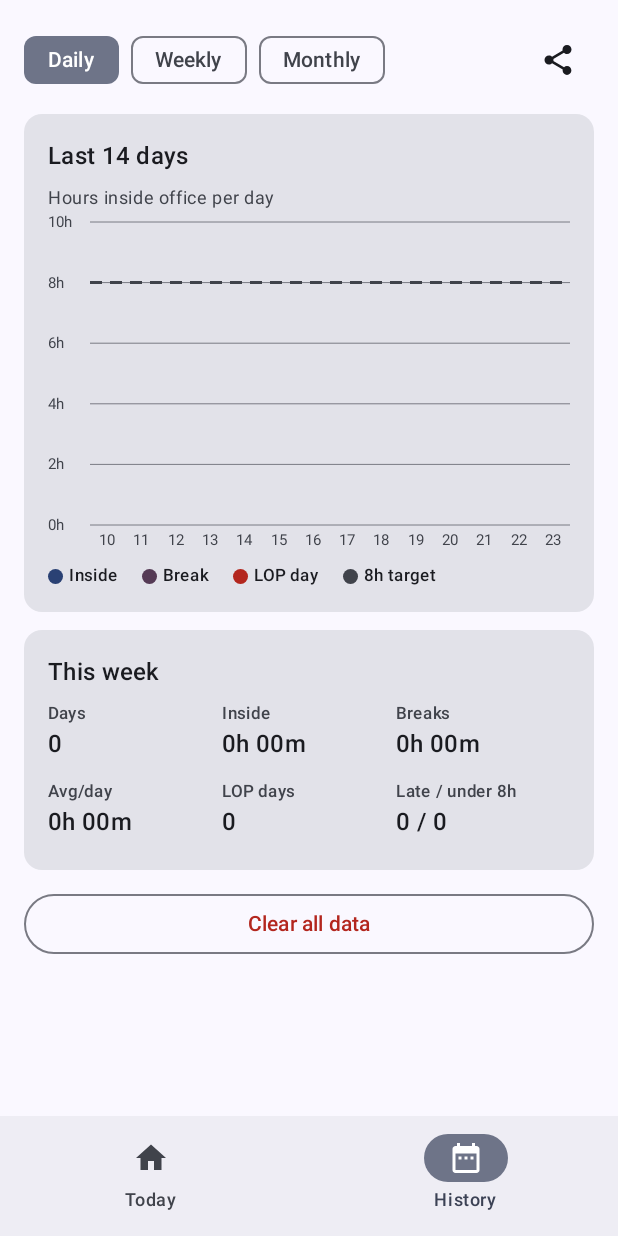
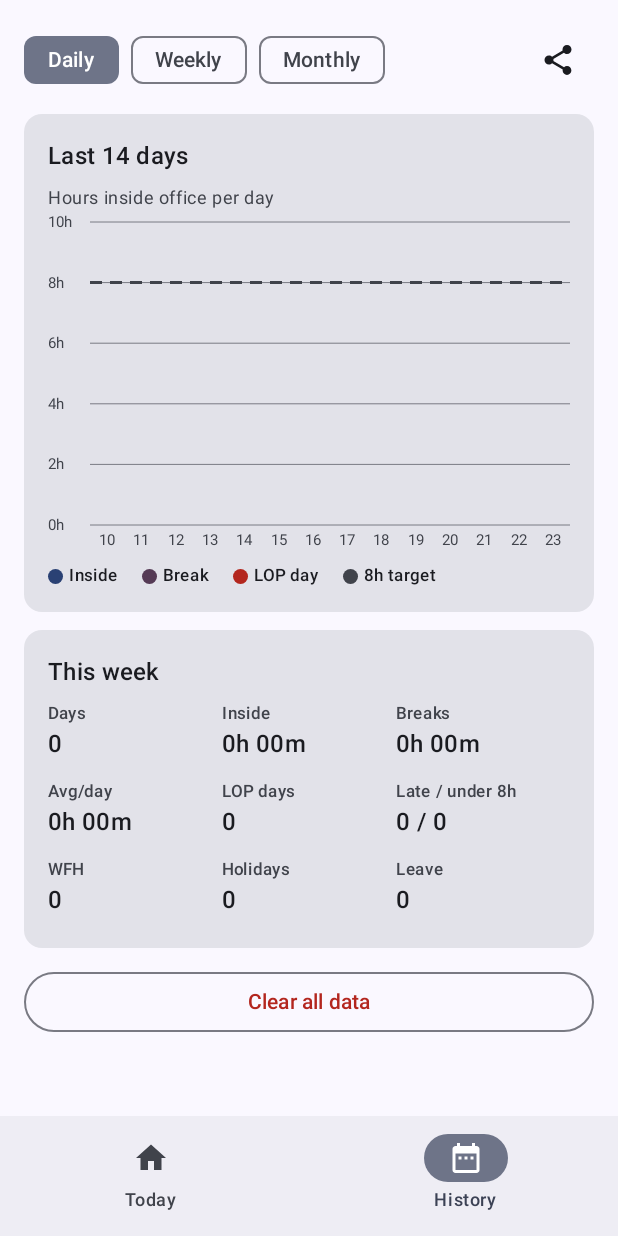
Before and after one commit to gkgsiva/tracker, an Android app built with Jetpack Compose: the screen it shows after launch (MainActivity), item 2 of the bottom bar chosen, on a phone screen of 412 x 824 dp. Run offline under Robolectric (Android 15) with nearby library versions, the phone set to English and light mode, and no system bars; our stand-ins replace Room's generated code.

Commit message:
Add Holiday and On leave day types
Days now have a type (Office, WFH, Holiday, On leave) instead of a WFH
flag; DB v4 migrates existing WFH days. Holiday and leave days need no
login, are never LOP and are counted separately in History, the totals
and shared reports.

Co-Authored-By: Claude Opus 5.5 (1M context) <noreply@anthropic.com>
Claude-Session: https://claude.ai/code/session_01Lp136no5xCLgL2Nuw7NZEz

```diff
--- a/app/src/main/java/com/gkgsiva/tracker/data/AppDatabase.kt
+++ b/app/src/main/java/com/gkgsiva/tracker/data/AppDatabase.kt
@@ -7,7 +7,7 @@ import androidx.room.RoomDatabase
 import androidx.room.migration.Migration
 import androidx.sqlite.db.SupportSQLiteDatabase
 
-@Database(entities = [PunchEntity::class, DayEntity::class], version = 3)
+@Database(entities = [PunchEntity::class, DayEntity::class], version = 4)
 abstract class AppDatabase : RoomDatabase() {
     abstract fun punchDao(): PunchDao
 
@@ -26,11 +26,24 @@ abstract class AppDatabase : RoomDatabase() {
             }
         }
 
+        /** Replaces the WFH flag with a day type (OFFICE, WFH, HOLIDAY, LEAVE). */
+        private val MIGRATION_3_4 = object : Migration(3, 4) {
+            override fun migrate(db: SupportSQLiteDatabase) {
+                db.execSQL("CREATE TABLE days_new (epochDay INTEGER NOT NULL, type TEXT NOT NULL, PRIMARY KEY(epochDay))")
+                db.execSQL(
+                    "INSERT INTO days_new (epochDay, type) " +
+                        "SELECT epochDay, CASE WHEN isWfh = 1 THEN 'WFH' ELSE 'OFFICE' END FROM days"
+                )
+                db.execSQL("DROP TABLE days")
+                db.execSQL("ALTER TABLE days_new RENAME TO days")
+            }
+        }
+
         @Volatile private var instance: AppDatabase? = null
 
         fun get(context: Context): AppDatabase = instance ?: synchronized(this) {
             instance ?: Room.databaseBuilder(context.applicationContext, AppDatabase::class.java, "tracker.db")
-                .addMigrations(MIGRATION_1_2, MIGRATION_2_3)
+                .addMigrations(MIGRATION_1_2, MIGRATION_2_3, MIGRATION_3_4)
                 .build()
                 .also { instance = it }
         }
--- a/app/src/main/java/com/gkgsiva/tracker/data/DayEntity.kt
+++ b/app/src/main/java/com/gkgsiva/tracker/data/DayEntity.kt
@@ -3,9 +3,10 @@ package com.gkgsiva.tracker.data
 import androidx.room.Entity
 import androidx.room.PrimaryKey
 
-/** Per-day settings. Only days marked work-from-home have a row. */
+/** Per-day settings. Days without a row are normal office days. */
 @Entity(tableName = "days")
 data class DayEntity(
     @PrimaryKey val epochDay: Long,
-    val isWfh: Boolean,
+    /** A [com.gkgsiva.tracker.domain.DayType] name. */
+    val type: String,
 )
--- a/app/src/main/java/com/gkgsiva/tracker/data/PunchDao.kt
+++ b/app/src/main/java/com/gkgsiva/tracker/data/PunchDao.kt
@@ -22,8 +22,8 @@ interface PunchDao {
     @Delete
     suspend fun delete(punch: PunchEntity)
 
-    @Query("SELECT epochDay FROM days WHERE isWfh = 1")
-    fun observeWfhDays(): Flow<List<Long>>
+    @Query("SELECT * FROM days")
+    fun observeDays(): Flow<List<DayEntity>>
 
     @Insert(onConflict = OnConflictStrategy.REPLACE)
     suspend fun upsertDay(day: DayEntity)
--- a/app/src/main/java/com/gkgsiva/tracker/domain/DayCalculator.kt
+++ b/app/src/main/java/com/gkgsiva/tracker/domain/DayCalculator.kt
@@ -10,7 +10,18 @@ import java.time.LocalTime
  */
 data class Punch(val time: LocalTime, val isIn: Boolean, val isLogout: Boolean = false)
 
-enum class DayStatus { NOT_STARTED, INSIDE, ON_BREAK, DONE, MISSING_CHECKOUT }
+enum class DayStatus { NOT_STARTED, INSIDE, ON_BREAK, DONE, MISSING_CHECKOUT, DAY_OFF }
+
+enum class DayType(val label: String) {
+    OFFICE("Office"),
+    /** Only first login and last logout count, no breaks; same LOP rules. */
+    WFH("WFH"),
+    HOLIDAY("Holiday"),
+    LEAVE("On leave");
+
+    /** No login needed and never LOP. */
+    val isDayOff: Boolean get() = this == HOLIDAY || this == LEAVE
+}
 
 /** Rules whose breach makes the day loss of pay, regardless of hours worked. */
 enum class LopReason { LATE_LOGIN, EARLY_EXIT, UNDER_8H, MISSING_CHECKOUT }
@@ -31,9 +42,10 @@ data class DaySummary(
     /** Latest time to come back from the current break without exceeding the allowance. */
     val returnBy: LocalTime?,
     val rules: Rules,
-    /** Work-from-home day: only first login and last logout count, no breaks. */
-    val wfh: Boolean = false,
+    val type: DayType = DayType.OFFICE,
 ) {
+    val wfh: Boolean get() = type == DayType.WFH
+    val dayOff: Boolean get() = type.isDayOff
     val worked: Boolean get() = firstIn != null
     val targetMet: Boolean get() = inside >= rules.requiredInside
     val lateArrival: Boolean get() = firstIn != null && firstIn > rules.arriveBy
@@ -65,14 +77,15 @@ object DayCalculator {
      * On today, a trailing break check-out is an ongoing break and a logout ends the day. On past
      * days any trailing check-out counts as leaving.
      *
-     * On a [wfh] day only the first login and the last check-out are used, so there are no breaks.
+     * On a WFH day only the first login and the last check-out are used, so there are no breaks.
+     * Holidays and leave days ignore punches entirely.
      */
     fun summarize(
         date: LocalDate,
         punches: List<Punch>,
         now: LocalTime?,
         rules: Rules = Rules(),
-        wfh: Boolean = false,
+        type: DayType = DayType.OFFICE,
     ): DaySummary {
         var inside = Duration.ZERO
         var breaks = Duration.ZERO
@@ -83,7 +96,12 @@ object DayCalculator {
         var outSince: LocalTime? = null
         var loggedOut = false
 
-        for (p in if (wfh) wfhPunches(punches) else punches.sortedBy { it.time }) {
+        val effective = when {
+            type.isDayOff -> emptyList()
+            type == DayType.WFH -> wfhPunches(punches)
+            else -> punches.sortedBy { it.time }
+        }
+        for (p in effective) {
             if (p.isIn) {
                 if (inSince != null) continue
                 if (firstIn == null) {
@@ -106,6 +124,7 @@ object DayCalculator {
 
         var returnBy: LocalTime? = null
         val status = when {
+            type.isDayOff -> DayStatus.DAY_OFF
             firstIn == null -> DayStatus.NOT_STARTED
             inSince != null && now == null -> DayStatus.MISSING_CHECKOUT
             inSince != null -> {
@@ -122,7 +141,8 @@ object DayCalculator {
             else -> DayStatus.DONE
         }
 
-        val remaining = (rules.requiredInside - inside).coerceAtLeast(Duration.ZERO)
+        val remaining = if (type.isDayOff) Duration.ZERO
+        else (rules.requiredInside - inside).coerceAtLeast(Duration.ZERO)
         val expectedLeave = if (now != null && (status == DayStatus.INSIDE || status == DayStatus.ON_BREAK)) {
             maxOf(now.plus(remaining), rules.leaveAfter)
         } else null
@@ -140,7 +160,7 @@ object DayCalculator {
             expectedLeave = expectedLeave,
             returnBy = returnBy,
             rules = rules,
-            wfh = wfh,
+            type = type,
         )
     }
 
--- a/app/src/main/java/com/gkgsiva/tracker/domain/Periods.kt
+++ b/app/src/main/java/com/gkgsiva/tracker/domain/Periods.kt
@@ -17,6 +17,8 @@ data class PeriodSummary(
     val shortDays: Int,
     val lopDays: Int,
     val wfhDays: Int,
+    val holidays: Int,
+    val leaveDays: Int,
 ) {
     val avgInside: Duration get() = if (daysWorked == 0) Duration.ZERO else totalInside.dividedBy(daysWorked.toLong())
     val avgBreaks: Duration get() = if (daysWorked == 0) Duration.ZERO else totalBreaks.dividedBy(daysWorked.toLong())
@@ -45,7 +47,8 @@ object Periods {
     }
 
     fun summarize(days: Map<LocalDate, DaySummary>, start: LocalDate, endInclusive: LocalDate): PeriodSummary {
-        val inRange = days.values.filter { it.worked && it.date >= start && it.date <= endInclusive }
+        val all = days.values.filter { it.date >= start && it.date <= endInclusive }
+        val inRange = all.filter { it.worked }
         return PeriodSummary(
             start = start,
             endInclusive = endInclusive,
@@ -56,6 +59,8 @@ object Periods {
             shortDays = inRange.count { it.finished && !it.targetMet },
             lopDays = inRange.count { it.lop },
             wfhDays = inRange.count { it.wfh },
+            holidays = all.count { it.type == DayType.HOLIDAY },
+            leaveDays = all.count { it.type == DayType.LEAVE },
         )
     }
 }
--- a/app/src/main/java/com/gkgsiva/tracker/ui/HistoryScreen.kt
+++ b/app/src/main/java/com/gkgsiva/tracker/ui/HistoryScreen.kt
@@ -40,6 +40,7 @@ import androidx.compose.ui.text.font.FontWeight
 import androidx.compose.ui.unit.dp
 import com.gkgsiva.tracker.data.PunchEntity
 import com.gkgsiva.tracker.domain.DaySummary
+import com.gkgsiva.tracker.domain.DayType
 import com.gkgsiva.tracker.domain.PeriodSummary
 import com.gkgsiva.tracker.domain.Periods
 import java.time.LocalDate
@@ -60,12 +61,12 @@ private const val MONTHS_SHOWN = 6
 @Composable
 fun HistoryScreen(
     punchesByDay: Map<LocalDate, List<PunchEntity>>,
-    wfhDays: Set<LocalDate>,
+    dayTypes: Map<LocalDate, DayType>,
     onClearAll: () -> Unit,
 ) {
     val now by rememberNow()
     val today = now.toLocalDate()
-    val summaries = summarizeAll(punchesByDay, wfhDays, now)
+    val summaries = summarizeAll(punchesByDay, dayTypes, now)
     var confirmClear by remember { mutableStateOf(false) }
     var sharing by remember { mutableStateOf(false) }
     val context = LocalContext.current
@@ -118,7 +119,7 @@ fun HistoryScreen(
             text = {
                 Column {
                     TextButton(onClick = {
-                        share("Office report today", Reports.day(summaries[today] ?: summarizeDay(today, emptyList(), now, today in wfhDays)))
+                        share("Office report today", Reports.day(summaries[today] ?: summarizeDay(today, emptyList(), now, dayTypes[today] ?: DayType.OFFICE)))
                     }) { Text("Today") }
                     TextButton(onClick = { share("Office report this week", Reports.week(summaries, today)) }) { Text("This week") }
                     TextButton(onClick = { share("Office report this month", Reports.month(summaries, today)) }) { Text("This month") }
@@ -133,7 +134,7 @@ fun HistoryScreen(
         AlertDialog(
             onDismissRequest = { confirmClear = false },
             title = { Text("Delete all data?") },
-            text = { Text("This permanently deletes every login, break, logout and WFH day. It can't be undone.") },
+            text = { Text("This permanently deletes every login, break, logout, and WFH, holiday and leave day. It can't be undone.") },
             confirmButton = {
                 TextButton(
                     onClick = { onClearAll(); confirmClear = false },
@@ -160,7 +161,7 @@ private fun DailyView(summaries: Map<LocalDate, DaySummary>, today: LocalDate) {
     val thisWeek = Periods.summarize(summaries, Periods.weekStart(today), today)
     TotalsCard("This week", thisWeek)
 
-    val worked = dates.reversed().mapNotNull { summaries[it] }.filter { it.worked }
+    val worked = dates.reversed().mapNotNull { summaries[it] }.filter { it.worked || it.dayOff }
     if (worked.isNotEmpty()) {
         Card(Modifier.fillMaxWidth()) {
             Column(Modifier.padding(vertical = 8.dp)) {
@@ -193,7 +194,7 @@ private fun PeriodView(
                     Text(rowLabel(p), fontWeight = FontWeight.Medium)
                     Text(
                         if (p.daysWorked == 0) "No days logged"
-                        else "${p.daysWorked} days · ${p.wfhDays} WFH · ${p.lopDays} LOP · ${p.totalInside.formatHm()} inside · avg ${p.avgInside.formatHm()} · avg break ${p.avgBreaks.formatHm()}",
+                        else "${p.daysWorked} days · ${p.wfhDays} WFH · ${p.lopDays} LOP · ${p.holidays} holiday · ${p.leaveDays} leave · ${p.totalInside.formatHm()} inside · avg ${p.avgInside.formatHm()} · avg break ${p.avgBreaks.formatHm()}",
                         style = MaterialTheme.typography.bodySmall,
                         color = MaterialTheme.colorScheme.onSurfaceVariant,
                     )
@@ -243,6 +244,11 @@ private fun TotalsCard(title: String, p: PeriodSummary) {
                 Total("LOP days", "${p.lopDays}", Modifier.weight(1f), warn = p.lopDays > 0)
                 Total("Late / under 8h", "${p.lateDays} / ${p.shortDays}", Modifier.weight(1f))
             }
+            Row {
+                Total("WFH", "${p.wfhDays}", Modifier.weight(1f))
+                Total("Holidays", "${p.holidays}", Modifier.weight(1f))
+                Total("Leave", "${p.leaveDays}", Modifier.weight(1f))
+            }
         }
     }
 }
@@ -261,6 +267,13 @@ private fun Total(label: String, value: String, modifier: Modifier, warn: Boolea
 
 @Composable
 private fun DayRow(s: DaySummary) {
+    if (s.dayOff) {
+        Row(Modifier.padding(horizontal = 16.dp, vertical = 10.dp)) {
+            Text(s.date.format(dayRowFormat), Modifier.weight(1f), fontWeight = FontWeight.Medium)
+            Text(s.type.label, color = MaterialTheme.colorScheme.primary)
+        }
+        return
+    }
     val flags = s.lopReasons.map { it.shortLabel() }
     Column(Modifier.padding(horizontal = 16.dp, vertical = 10.dp)) {
         Row {
--- a/app/src/main/java/com/gkgsiva/tracker/ui/MainActivity.kt
+++ b/app/src/main/java/com/gkgsiva/tracker/ui/MainActivity.kt
@@ -32,7 +32,7 @@ class MainActivity : ComponentActivity() {
             TrackerTheme {
                 val vm: TrackerViewModel = viewModel()
                 val punchesByDay by vm.punchesByDay.collectAsStateWithLifecycle()
-                val wfhDays by vm.wfhDays.collectAsStateWithLifecycle()
+                val dayTypes by vm.dayTypes.collectAsStateWithLifecycle()
                 var tab by rememberSaveable { mutableIntStateOf(0) }
 
                 Scaffold(
@@ -55,8 +55,8 @@ class MainActivity : ComponentActivity() {
                 ) { padding ->
                     Box(Modifier.fillMaxSize().padding(padding)) {
                         when (tab) {
-                            0 -> TodayScreen(punchesByDay, wfhDays, vm)
-                            else -> HistoryScreen(punchesByDay, wfhDays, onClearAll = vm::clearAll)
+                            0 -> TodayScreen(punchesByDay, dayTypes, vm)
+                            else -> HistoryScreen(punchesByDay, dayTypes, onClearAll = vm::clearAll)
                         }
                     }
                 }
--- a/app/src/main/java/com/gkgsiva/tracker/ui/Summaries.kt
+++ b/app/src/main/java/com/gkgsiva/tracker/ui/Summaries.kt
@@ -3,20 +3,23 @@ package com.gkgsiva.tracker.ui
 import com.gkgsiva.tracker.data.PunchEntity
 import com.gkgsiva.tracker.domain.DayCalculator
 import com.gkgsiva.tracker.domain.DaySummary
+import com.gkgsiva.tracker.domain.DayType
 import java.time.LocalDate
 import java.time.LocalDateTime
 
-fun summarizeDay(date: LocalDate, punches: List<PunchEntity>, now: LocalDateTime, wfh: Boolean): DaySummary =
+fun summarizeDay(date: LocalDate, punches: List<PunchEntity>, now: LocalDateTime, type: DayType): DaySummary =
     DayCalculator.summarize(
         date = date,
         punches = punches.map { it.toPunch() },
         now = if (date == now.toLocalDate()) now.toLocalTime() else null,
-        wfh = wfh,
+        type = type,
     )
 
 fun summarizeAll(
     punchesByDay: Map<LocalDate, List<PunchEntity>>,
-    wfhDays: Set<LocalDate>,
+    dayTypes: Map<LocalDate, DayType>,
     now: LocalDateTime,
 ): Map<LocalDate, DaySummary> =
-    punchesByDay.mapValues { (date, punches) -> summarizeDay(date, punches, now, date in wfhDays) }
+    (punchesByDay.keys + dayTypes.keys).associateWith { date ->
+        summarizeDay(date, punchesByDay[date].orEmpty(), now, dayTypes[date] ?: DayType.OFFICE)
+    }
--- a/app/src/main/java/com/gkgsiva/tracker/ui/TodayScreen.kt
+++ b/app/src/main/java/com/gkgsiva/tracker/ui/TodayScreen.kt
@@ -31,7 +31,6 @@ import androidx.compose.material3.Icon
 import androidx.compose.material3.IconButton
 import androidx.compose.material3.MaterialTheme
 import androidx.compose.material3.OutlinedButton
-import androidx.compose.material3.Switch
 import androidx.compose.material3.Text
 import androidx.compose.material3.TextButton
 import androidx.compose.material3.TimePicker
@@ -52,6 +51,7 @@ import androidx.compose.ui.unit.dp
 import com.gkgsiva.tracker.data.PunchEntity
 import com.gkgsiva.tracker.domain.DayStatus
 import com.gkgsiva.tracker.domain.DaySummary
+import com.gkgsiva.tracker.domain.DayType
 import java.time.LocalDate
 import java.time.LocalTime
 import java.time.format.DateTimeFormatter
@@ -79,7 +79,7 @@ private fun PunchEntity.label(isFirst: Boolean): String = when (kind) {
 }
 
 @Composable
-fun TodayScreen(punchesByDay: Map<LocalDate, List<PunchEntity>>, wfhDays: Set<LocalDate>, vm: TrackerViewModel) {
+fun TodayScreen(punchesByDay: Map<LocalDate, List<PunchEntity>>, dayTypes: Map<LocalDate, DayType>, vm: TrackerViewModel) {
     val now by rememberNow()
     val today = now.toLocalDate()
     var selectedEpochDay by rememberSaveable { mutableStateOf(today.toEpochDay()) }
@@ -87,8 +87,9 @@ fun TodayScreen(punchesByDay: Map<LocalDate, List<PunchEntity>>, wfhDays: Set<Lo
     val isToday = date == today
     val punches = punchesByDay[date].orEmpty().sortedBy { it.secondOfDay }
     val context = LocalContext.current
-    val wfh = date in wfhDays
-    val summary = summarizeDay(date, punches, now, wfh)
+    val type = dayTypes[date] ?: DayType.OFFICE
+    val wfh = type == DayType.WFH
+    val summary = summarizeDay(date, punches, now, type)
 
     var editing by remember { mutableStateOf<PunchEntity?>(null) }
     var adding by remember { mutableStateOf(false) }
@@ -128,20 +129,25 @@ fun TodayScreen(punchesByDay: Map<LocalDate, List<PunchEntity>>, wfhDays: Set<Lo
         StatusCard(summary, live = isToday)
 
         Card(Modifier.fillMaxWidth()) {
-            Row(Modifier.padding(horizontal = 16.dp, vertical = 8.dp), verticalAlignment = Alignment.CenterVertically) {
-                Column(Modifier.weight(1f)) {
-                    Text("Work from home", style = MaterialTheme.typography.titleSmall)
-                    Text(
-                        "Only first login and last logout count",
-                        style = MaterialTheme.typography.bodySmall,
-                        color = MaterialTheme.colorScheme.onSurfaceVariant,
-                    )
+            Column(Modifier.padding(horizontal = 16.dp, vertical = 8.dp)) {
+                Row(horizontalArrangement = Arrangement.spacedBy(6.dp)) {
+                    DayType.entries.forEach { t ->
+                        FilterChip(selected = type == t, onClick = { vm.setDayType(date, t) }, label = { Text(t.label) })
+                    }
                 }
-                Switch(checked = wfh, onCheckedChange = { vm.setWfh(date, it) })
+                Text(
+                    when (type) {
+                        DayType.OFFICE -> "Login, breaks and logout are tracked"
+                        DayType.WFH -> "Only first login and last logout count"
+                        DayType.HOLIDAY, DayType.LEAVE -> "No login needed, never LOP"
+                    },
+                    style = MaterialTheme.typography.bodySmall,
+                    color = MaterialTheme.colorScheme.onSurfaceVariant,
+                )
             }
         }
 
-        if (isToday) {
+        if (isToday && !summary.dayOff) {
             ActionButtons(
                 status = summary.status,
                 wfh = wfh,
@@ -155,7 +161,7 @@ fun TodayScreen(punchesByDay: Map<LocalDate, List<PunchEntity>>, wfhDays: Set<Lo
 
         LopCard(summary)
 
-        Row(horizontalArrangement = Arrangement.spacedBy(8.dp)) {
+        if (!summary.dayOff) Row(horizontalArrangement = Arrangement.spacedBy(8.dp)) {
             StatTile(if (wfh) "Worked" else "Inside", summary.inside.formatHm(), Modifier.weight(1f))
             if (!wfh) {
                 StatTile(
@@ -168,7 +174,7 @@ fun TodayScreen(punchesByDay: Map<LocalDate, List<PunchEntity>>, wfhDays: Set<Lo
             StatTile("To go", summary.remaining.formatHm(), Modifier.weight(1f), sub = "of 8h")
         }
 
-        DetailsCard(summary)
+        if (!summary.dayOff) DetailsCard(summary)
 
         Card(Modifier.fillMaxWidth()) {
             Column(Modifier.padding(vertical = 8.dp)) {
@@ -291,11 +297,25 @@ private fun ActionButtons(
         DayStatus.DONE, DayStatus.MISSING_CHECKOUT -> OutlinedButton(onClick = onLogin, modifier = Modifier.fillMaxWidth()) {
             Text("Log in again")
         }
+        DayStatus.DAY_OFF -> Unit
     }
 }
 
 @Composable
 private fun StatusCard(s: DaySummary, live: Boolean) {
+    if (s.dayOff) {
+        Card(Modifier.fillMaxWidth()) {
+            Column(
+                Modifier.fillMaxWidth().padding(vertical = 40.dp),
+                horizontalAlignment = Alignment.CenterHorizontally,
+                verticalArrangement = Arrangement.spacedBy(8.dp),
+            ) {
+                Text(s.type.label, style = MaterialTheme.typography.displaySmall, color = MaterialTheme.colorScheme.primary)
+                Text("Day off · no login needed", color = MaterialTheme.colorScheme.onSurfaceVariant)
+            }
+        }
+        return
+    }
     val (label, target) = when (s.status) {
         DayStatus.NOT_STARTED -> (if (live) "Not logged in yet" else "No entries") to MaterialTheme.colorScheme.onSurfaceVariant
         DayStatus.INSIDE -> (if (s.wfh) "Working from home" else "Inside office") to MaterialTheme.colorScheme.primary
@@ -303,6 +323,7 @@ private fun StatusCard(s: DaySummary, live: Boolean) {
         DayStatus.DONE -> (if (s.lop) "Logged out · LOP" else "Day complete") to
             (if (s.lop) MaterialTheme.colorScheme.error else MaterialTheme.colorScheme.primary)
         DayStatus.MISSING_CHECKOUT -> "Missing logout" to MaterialTheme.colorScheme.error
+        DayStatus.DAY_OFF -> s.type.label to MaterialTheme.colorScheme.primary
     }
     val color by animateColorAsState(target, tween(600), label = "status")
     val progress = s.inside.seconds / s.rules.requiredInside.seconds.toFloat()
--- a/app/src/main/java/com/gkgsiva/tracker/ui/TrackerViewModel.kt
+++ b/app/src/main/java/com/gkgsiva/tracker/ui/TrackerViewModel.kt
@@ -7,6 +7,7 @@ import androidx.room.withTransaction
 import com.gkgsiva.tracker.data.AppDatabase
 import com.gkgsiva.tracker.data.DayEntity
 import com.gkgsiva.tracker.data.PunchEntity
+import com.gkgsiva.tracker.domain.DayType
 import kotlinx.coroutines.flow.SharingStarted
 import kotlinx.coroutines.flow.StateFlow
 import kotlinx.coroutines.flow.map
@@ -25,12 +26,18 @@ class TrackerViewModel(app: Application) : AndroidViewModel(app) {
         .map { all -> all.groupBy { it.date } }
         .stateIn(viewModelScope, SharingStarted.WhileSubscribed(5_000), emptyMap())
 
-    val wfhDays: StateFlow<Set<LocalDate>> = dao.observeWfhDays()
-        .map { days -> days.map(LocalDate::ofEpochDay).toSet() }
-        .stateIn(viewModelScope, SharingStarted.WhileSubscribed(5_000), emptySet())
+    /** Days that aren't plain office days. */
+    val dayTypes: StateFlow<Map<LocalDate, DayType>> = dao.observeDays()
+        .map { days ->
+            days.mapNotNull { d ->
+                val type = DayType.entries.firstOrNull { it.name == d.type } ?: return@mapNotNull null
+                if (type == DayType.OFFICE) null else LocalDate.ofEpochDay(d.epochDay) to type
+            }.toMap()
+        }
+        .stateIn(viewModelScope, SharingStarted.WhileSubscribed(5_000), emptyMap())
 
-    fun setWfh(date: LocalDate, wfh: Boolean) = viewModelScope.launch {
-        dao.upsertDay(DayEntity(date.toEpochDay(), wfh))
+    fun setDayType(date: LocalDate, type: DayType) = viewModelScope.launch {
+        dao.upsertDay(DayEntity(date.toEpochDay(), type.name))
     }
 
     /** Deletes every entry and day setting. */
```
Also changed, not shown: app/src/main/java/com/gkgsiva/tracker/ui/Reports.kt (+14 -3 lines), 2 other files.
